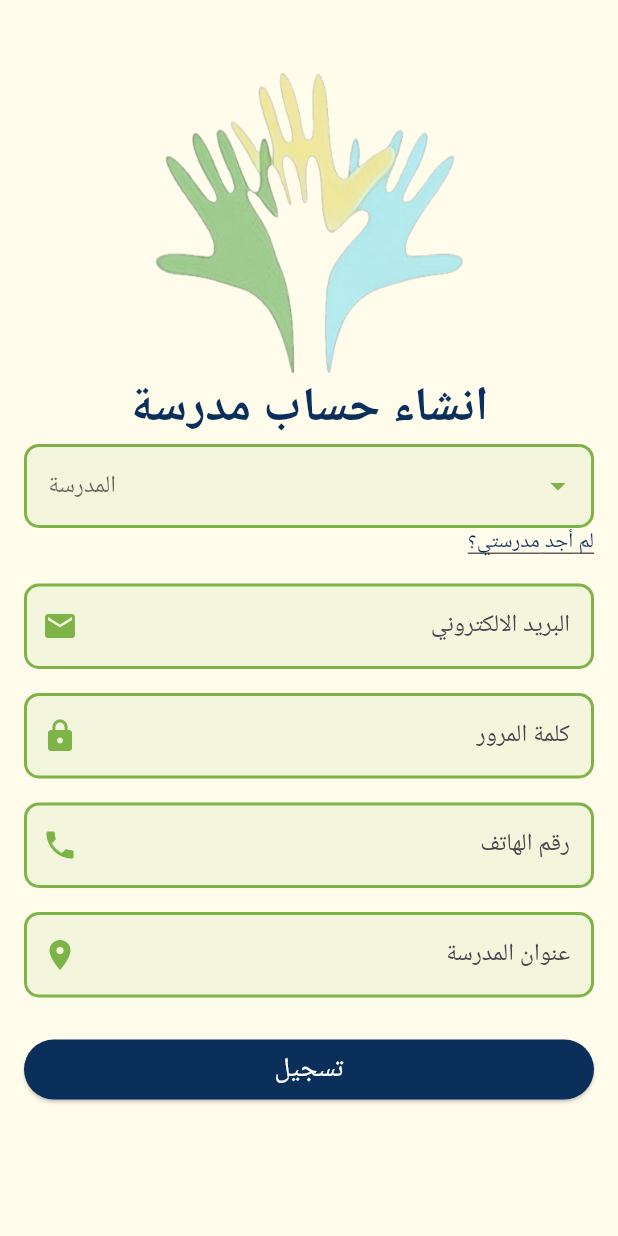
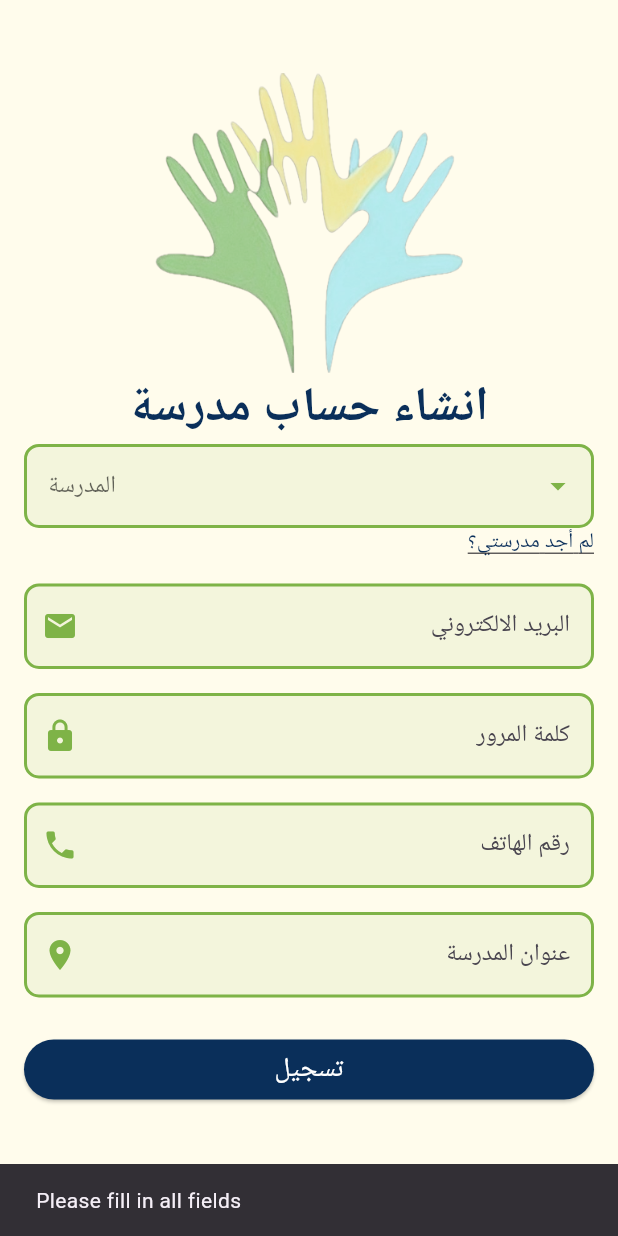
Before and after one commit to Tatwaei/TATWAEI, a Flutter app: the SchoolSignUpPage screen opened directly, after a tap on "تسجيل", on a phone screen of 412 x 824 dp. Run offline on Flutter 3.47's test engine with Material 3 defaults, Android fonts, the phone set to English and light mode, and no system bars; our stand-ins replace cloud_firestore, firebase_auth, firebase_core, firebase_storage, fl_chart, font_awesome_flutter and 1 more; accounts and stored records are empty.

Commit message:
sign up input validation
give more meaningful messages and translate to Arabic later

```diff
--- a/lib/school_signup.dart
+++ b/lib/school_signup.dart
@@ -39,6 +39,50 @@ class _SchoolSignUpPageState extends State<SchoolSignUpPage> {
   final _addressController = TextEditingController();
 
   Future<void> signUp() async {
+    if (_addressController.text.isEmpty ||
+        _emailController.text.isEmpty ||
+        _passwordController.text.isEmpty ||
+        _phoneController.text.isEmpty) {
+      ScaffoldMessenger.of(context).showSnackBar(
+        SnackBar(content: Text('Please fill in all fields')),
+      );
+      return;
+    }
+    if (selectedSchool == null) {
+      ScaffoldMessenger.of(context).showSnackBar(
+        SnackBar(content: Text('Please select your school.')),
+      );
+      return;
+    }
+
+    if (_emailController.text.trim().isEmpty ||
+        !_emailController.text.trim().contains('@') ||
+        !_emailController.text.trim().contains('.com')) {
+      ScaffoldMessenger.of(context).showSnackBar(
+        SnackBar(content: Text('Please enter a valid email address.')),
+      );
+      return;
+    }
+    if (_passwordController.text.isEmpty ||
+        _passwordController.text.length < 6) {
+      ScaffoldMessenger.of(context).showSnackBar(
+        SnackBar(content: Text('Password must be at least 6 characters long.')),
+      );
+      return;
+    }
+    if (_phoneController.text.trim().isEmpty ||
+        _phoneController.text.length < 10) {
+      ScaffoldMessenger.of(context).showSnackBar(
+        SnackBar(content: Text('Please enter a valid phone number.')),
+      );
+      return;
+    }
+    if (_addressController.text.trim().isEmpty) {
+      ScaffoldMessenger.of(context).showSnackBar(
+        SnackBar(content: Text('Please enter an address.')),
+      );
+      return;
+    }
     try {
       // Step 1: Create a new school document in 'school' collection
       final schoolId = await createSchoolDocument();
```
Also changed, not shown: lib/student_signup.dart (+41 -4 lines).
